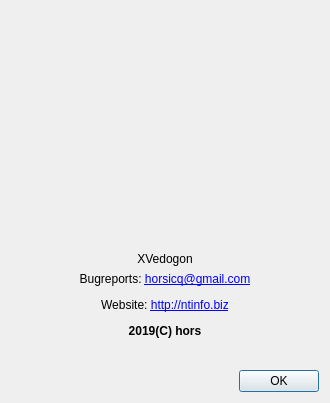
The window that gui_source/dialogabout.ui (horsicq/XMSDOSViewer) describes before a commit, drawn with Qt 5.
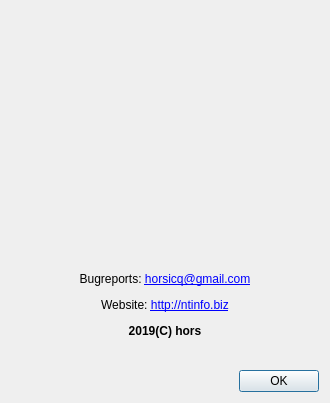
The same window after the commit.

What changed in the file:
```diff
--- a/gui_source/dialogabout.ui
+++ b/gui_source/dialogabout.ui
@@ -39,7 +39,7 @@
    <item>
     <widget class="QLabel" name="labelVersion">
      <property name="text">
-      <string>XVedogon</string>
+      <string/>
      </property>
      <property name="alignment">
       <set>Qt::AlignCenter</set>
```
